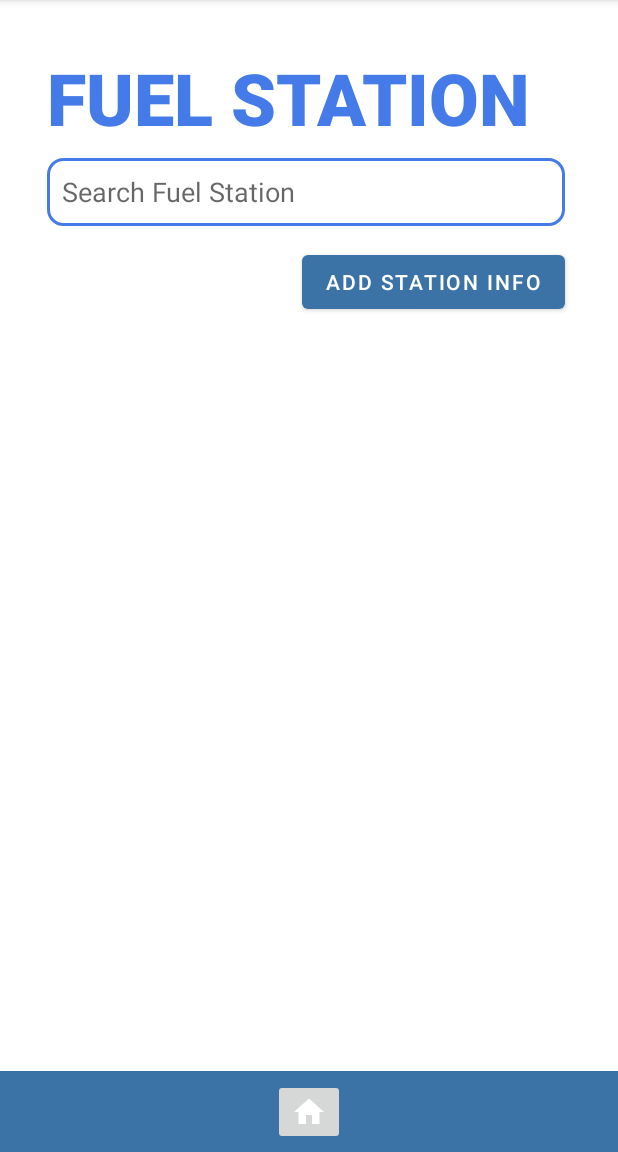
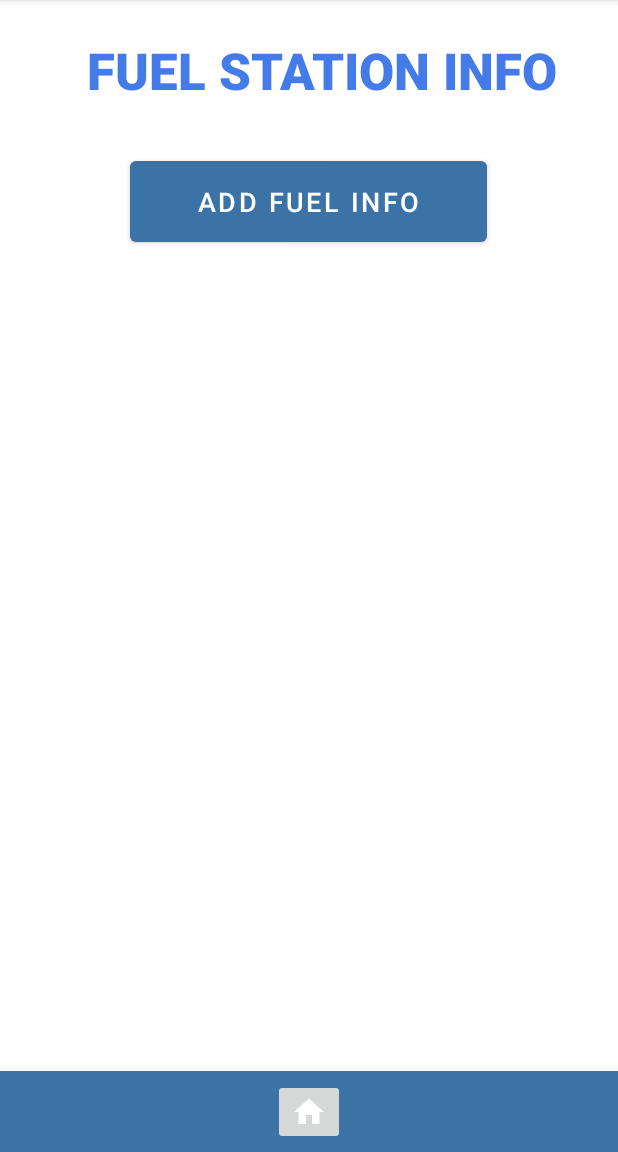
Before and after one commit to ShehaniWageesha/Fuel-Queue-Management-System, an Android app: the OwnerHome screen opened directly, with no data from a screen before it, on a phone screen of 412 x 824 dp, the part 84-1236 px from its top. Run offline under Robolectric (Android 15) with nearby library versions, the phone set to English and light mode, and no system bars.

Commit message:
Fixed Issues

```diff
--- a/fuelqtrack/app/src/main/java/com/example/fuelqtrack/OwnerHome.java
+++ b/fuelqtrack/app/src/main/java/com/example/fuelqtrack/OwnerHome.java
@@ -31,7 +31,6 @@ public class OwnerHome extends AppCompatActivity {
     RecyclerView rView;
     List<StationModel> list;
     OwnerAdapter ownerAdapter;
-    EditText edtsrch;
     Button AddStat;
     ImageButton imageButton;
 
@@ -40,8 +39,7 @@ public class OwnerHome extends AppCompatActivity {
         super.onCreate(savedInstanceState);
         setContentView(R.layout.activity_owner_home);
 
-        rView = findViewById(R.id.recyclerViewo);
-        edtsrch = findViewById(R.id.editTextTextPersonName5o);
+        rView = findViewById(R.id.recyclerView);
         AddStat = findViewById(R.id.addStat2);
         imageButton = findViewById(R.id.imageButton);
 
@@ -76,41 +74,13 @@ public class OwnerHome extends AppCompatActivity {
             }
         });
 
-        AddStat.setOnClickListener(new View.OnClickListener() {
+        imageButton.setOnClickListener(new View.OnClickListener() {
             @Override
             public void onClick(View view) {
-                Intent i = new Intent(getApplicationContext(), LoginActivity.class);
+                Intent i = new Intent(getApplicationContext(), ServiceLoginActivity.class);
                 startActivity(i);
-            }
-        });
-
-        edtsrch.addTextChangedListener(new TextWatcher() {
-            @Override
-            public void beforeTextChanged(CharSequence charSequence, int i, int i1, int i2) {
-
-            }
-
-            @Override
-            public void onTextChanged(CharSequence charSequence, int i, int i1, int i2) {
-
-            }
-
-            @Override
-            public void afterTextChanged(Editable editable) {
-                search(editable.toString());
-
             }
         });
     }
 
-    private void search(String toString) {
-        ArrayList<StationModel> filterList = new ArrayList<>();
-
-        for (StationModel item: list){
-            if (item.getStationName().toLowerCase().contains(toString.toLowerCase())) {
-                filterList.add(item);
-            }
-        }
-        ownerAdapter.setFuelData(filterList);
-    }
 }
--- a/fuelqtrack/app/src/main/java/com/example/fuelqtrack/ServiceRegisterActivity.java
+++ b/fuelqtrack/app/src/main/java/com/example/fuelqtrack/ServiceRegisterActivity.java
@@ -16,7 +16,7 @@ import com.example.fuelqtrack.Models.OwnerModel;
 import com.example.fuelqtrack.Models.UserModel;
 
 public class ServiceRegisterActivity extends AppCompatActivity {
-    EditText username, mobile,nic, conPass, password;
+    EditText username, mobile,nic, stationName, stationLocation, conPass, password;
     Button lgviewbtn, registerbtn;
     TextView vehicleReg;
     @Override
@@ -31,6 +31,8 @@ public class ServiceRegisterActivity extends AppCompatActivity {
         password = findViewById(R.id.editTextTextPersonName3s);
         conPass = findViewById(R.id.editTextTextPersonName4s);
         nic = findViewById(R.id.nictxt);
+        stationName = findViewById(R.id.statN);
+        stationLocation = findViewById(R.id.statL);
         vehicleReg = findViewById(R.id.textView22);
 
         vehicleReg.setOnClickListener(new View.OnClickListener() {
@@ -58,6 +60,8 @@ public class ServiceRegisterActivity extends AppCompatActivity {
                         OwnerModel ownerModel = new OwnerModel();
                         ownerModel.setPassword(password.getText().toString());
                         ownerModel.setNic(nic.getText().toString());
+                        ownerModel.setStationName(stationName.getText().toString());
+                        ownerModel.setStationLocation(stationLocation.getText().toString());
                         ownerModel.setNumber(mobile.getText().toString());
                         ownerModel.setName(username.getText().toString());
                         OwnerModel temp = ownerDB.checkUsername(username.getText().toString());
--- a/fuelqtrack/app/src/main/res/layout/activity_add_station.xml
+++ b/fuelqtrack/app/src/main/res/layout/activity_add_station.xml
@@ -10,7 +10,7 @@
         android:id="@+id/textView23"
         android:layout_width="240dp"
         android:layout_height="110dp"
-        android:text="ADD STATION INFORMATION "
+        android:text="ADD FUEL INFORMATION "
         android:textColor="#457BE8"
         android:textSize="34sp"
         app:fontFamily="sans-serif-black"
--- a/fuelqtrack/app/src/main/res/layout/activity_leave_queue.xml
+++ b/fuelqtrack/app/src/main/res/layout/activity_leave_queue.xml
@@ -229,7 +229,7 @@
             android:layout_width="wrap_content"
             android:layout_height="match_parent"
             android:layout_weight="1"
-            android:text="AFTER PUMP"
+            android:text="BEFORE PUMP"
             android:textColor="#F40710"
             android:textSize="16sp"
             android:textStyle="bold"
@@ -240,7 +240,7 @@
             android:layout_width="wrap_content"
             android:layout_height="match_parent"
             android:layout_weight="1"
-            android:text="BEFORE PUMP"
+            android:text="AFTER PUMP"
             android:textColor="#F40710"
             android:textSize="16sp"
             android:textStyle="bold"
--- a/fuelqtrack/app/src/main/res/layout/activity_owner_home.xml
+++ b/fuelqtrack/app/src/main/res/layout/activity_owner_home.xml
@@ -6,64 +6,46 @@
     android:layout_height="match_parent"
     tools:context=".OwnerHome">
 
+    <androidx.recyclerview.widget.RecyclerView
+        android:id="@+id/recyclerView"
+        android:layout_width="389dp"
+        android:layout_height="425dp"
+        android:layout_marginStart="1dp"
+        android:layout_marginTop="1dp"
+        android:layout_marginEnd="1dp"
+        android:layout_marginBottom="100dp"
+        android:padding="10dp"
+        app:layout_constraintBottom_toBottomOf="parent"
+        app:layout_constraintEnd_toEndOf="parent"
+        app:layout_constraintStart_toStartOf="parent"
+        app:layout_constraintTop_toBottomOf="@+id/editTextTextPersonName5"
+        app:layout_constraintVertical_bias="0.197" />
+
     <Button
         android:id="@+id/addStat2"
-        android:layout_width="wrap_content"
-        android:layout_height="wrap_content"
-        android:text="Add Station Info"
-        app:layout_constraintBottom_toTopOf="@+id/recyclerViewo"
+        android:layout_width="238dp"
+        android:layout_height="66dp"
+        android:layout_marginTop="32dp"
+        android:text="Add Fuel Info"
+        android:textSize="18dp"
         app:layout_constraintEnd_toEndOf="parent"
-        app:layout_constraintHorizontal_bias="0.851"
+        app:layout_constraintHorizontal_bias="0.497"
         app:layout_constraintStart_toStartOf="parent"
-        app:layout_constraintTop_toBottomOf="@+id/editTextTextPersonName5o"
-        app:layout_constraintVertical_bias="0.4" />
+        app:layout_constraintTop_toBottomOf="@+id/textView8o" />
 
     <TextView
         android:id="@+id/textView8o"
         android:layout_width="wrap_content"
         android:layout_height="wrap_content"
-        android:text="FUEL STATION"
+        android:layout_marginTop="24dp"
+        android:text="FUEL STATION INFO"
         android:textColor="#457BE8"
-        android:textSize="48sp"
+        android:textSize="34sp"
         app:fontFamily="sans-serif-black"
-        app:layout_constraintBottom_toBottomOf="parent"
         app:layout_constraintEnd_toEndOf="parent"
-        app:layout_constraintHorizontal_bias="0.348"
+        app:layout_constraintHorizontal_bias="0.595"
         app:layout_constraintStart_toStartOf="parent"
-        app:layout_constraintTop_toTopOf="parent"
-        app:layout_constraintVertical_bias="0.046" />
-
-    <EditText
-        android:id="@+id/editTextTextPersonName5o"
-        android:layout_width="345dp"
-        android:layout_height="45dp"
-        android:background="@drawable/et_round"
-        android:ems="10"
-        android:hint="Search Fuel Station"
-        android:inputType="textPersonName"
-        android:padding="10dp"
-        app:layout_constraintBottom_toBottomOf="parent"
-        app:layout_constraintEnd_toEndOf="parent"
-        app:layout_constraintHorizontal_bias="0.469"
-        app:layout_constraintStart_toStartOf="parent"
-        app:layout_constraintTop_toBottomOf="@+id/textView8o"
-        app:layout_constraintVertical_bias="0.013" />
-
-    <androidx.recyclerview.widget.RecyclerView
-        android:id="@+id/recyclerViewo"
-        android:layout_width="402dp"
-        android:layout_height="414dp"
-        android:layout_marginStart="1dp"
-        android:layout_marginTop="1dp"
-        android:layout_marginEnd="1dp"
-        android:layout_marginBottom="1dp"
-        android:padding="10dp"
-        app:layout_constraintBottom_toBottomOf="parent"
-        app:layout_constraintEnd_toEndOf="parent"
-        app:layout_constraintHorizontal_bias="0.428"
-        app:layout_constraintStart_toStartOf="parent"
-        app:layout_constraintTop_toBottomOf="@+id/editTextTextPersonName5o"
-        app:layout_constraintVertical_bias="0.401" />
+        app:layout_constraintTop_toTopOf="parent" />
 
     <ImageView
         android:id="@+id/imageView4o"
@@ -74,8 +56,6 @@
         app:layout_constraintEnd_toEndOf="parent"
         app:layout_constraintHorizontal_bias="0.0"
         app:layout_constraintStart_toStartOf="parent"
-        app:layout_constraintTop_toBottomOf="@+id/recyclerViewo"
-        app:layout_constraintVertical_bias="1.0"
         app:srcCompat="@drawable/rrr" />
 
     <ImageButton
--- a/fuelqtrack/app/src/main/res/layout/activity_update_station.xml
+++ b/fuelqtrack/app/src/main/res/layout/activity_update_station.xml
@@ -136,4 +136,5 @@
             android:textSize="16sp"
             android:textStyle="bold" />
     </LinearLayout>
+
 </androidx.constraintlayout.widget.ConstraintLayout>
```
Also changed, not shown: fuelqtrack/app/src/main/java/com/example/fuelqtrack/DataBase/OwnerDB.java (+12 -2 lines), fuelqtrack/app/src/main/java/com/example/fuelqtrack/Models/OwnerModel.java (+16 -0 lines), fuelqtrack/app/src/main/res/layout/activity_service_register.xml (+28 -5 lines), 1 other file.
